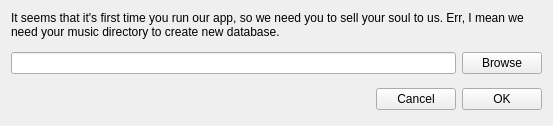
Qt form ui/firstrun.ui (KenjiTakahashi/gayeogi) before a commit.
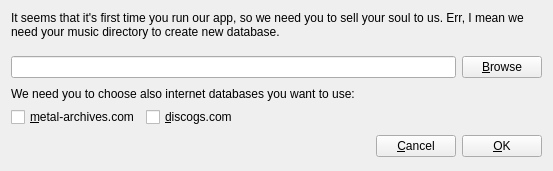
The same form after that commit.

Commit message: sepparated internet module. metal-archives parser (not complete, yet).

The edit to the form file:
```diff
--- a/ui/firstrun.ui
+++ b/ui/firstrun.ui
@@ -7,7 +7,7 @@
     <x>0</x>
     <y>0</y>
     <width>553</width>
-    <height>126</height>
+    <height>171</height>
    </rect>
   </property>
   <property name="windowTitle">
@@ -29,6 +29,12 @@
    </item>
    <item>
     <widget class="QWidget" name="widget" native="true">
+     <property name="maximumSize">
+      <size>
+       <width>16777215</width>
+       <height>27</height>
+      </size>
+     </property>
      <layout class="QHBoxLayout" name="horizontalLayout">
       <property name="margin">
        <number>0</number>
@@ -39,15 +45,70 @@
       <item>
        <widget class="QPushButton" name="browse">
         <property name="text">
-         <string>Browse</string>
+         <string>&amp;Browse</string>
         </property>
        </widget>
       </item>
      </layout>
     </widget>
    </item>
+   <item>
+    <widget class="QWidget" name="widget_3" native="true">
+     <property name="maximumSize">
+      <size>
+       <width>16777215</width>
+       <height>46</height>
+      </size>
+     </property>
+     <layout class="QGridLayout" name="gridLayout">
+      <property name="margin">
+       <number>0</number>
+      </property>
+      <item row="0" column="0" colspan="3">
+       <widget class="QLabel" name="label_2">
+        <property name="text">
+         <string>We need you to choose also internet databases you want to use: </string>
+        </property>
+       </widget>
+      </item>
+      <item row="1" column="0">
+       <widget class="QCheckBox" name="metalArchives">
+        <property name="text">
+         <string>&amp;metal-archives.com</string>
+        </property>
+       </widget>
+      </item>
+      <item row="1" column="1">
+       <widget class="QCheckBox" name="discogs">
+        <property name="text">
+         <string>&amp;discogs.com</string>
+        </property>
+       </widget>
+      </item>
+      <item row="1" column="2">
+       <spacer name="horizontalSpacer_2">
+        <property name="orientation">
+         <enum>Qt::Horizontal</enum>
+        </property>
+        <property name="sizeHint" stdset="0">
+         <size>
+          <width>257</width>
+          <height>20</height>
+         </size>
+        </property>
+       </spacer>
+      </item>
+     </layout>
+    </widget>
+   </item>
    <item>
     <widget class="QWidget" name="widget_2" native="true">
+     <property name="maximumSize">
+      <size>
+       <width>16777215</width>
+       <height>27</height>
+      </size>
+     </property>
      <layout class="QHBoxLayout" name="horizontalLayout_2">
       <property name="margin">
        <number>0</number>
@@ -68,14 +129,14 @@
       <item>
        <widget class="QPushButton" name="cancel">
         <property name="text">
-         <string>Cancel</string>
+         <string>&amp;Cancel</string>
         </property>
        </widget>
       </item>
       <item>
        <widget class="QPushButton" name="ok">
         <property name="text">
-         <string>OK</string>
+         <string>&amp;OK</string>
         </property>
        </widget>
       </item>
```
The commit also changes 5 other files.
